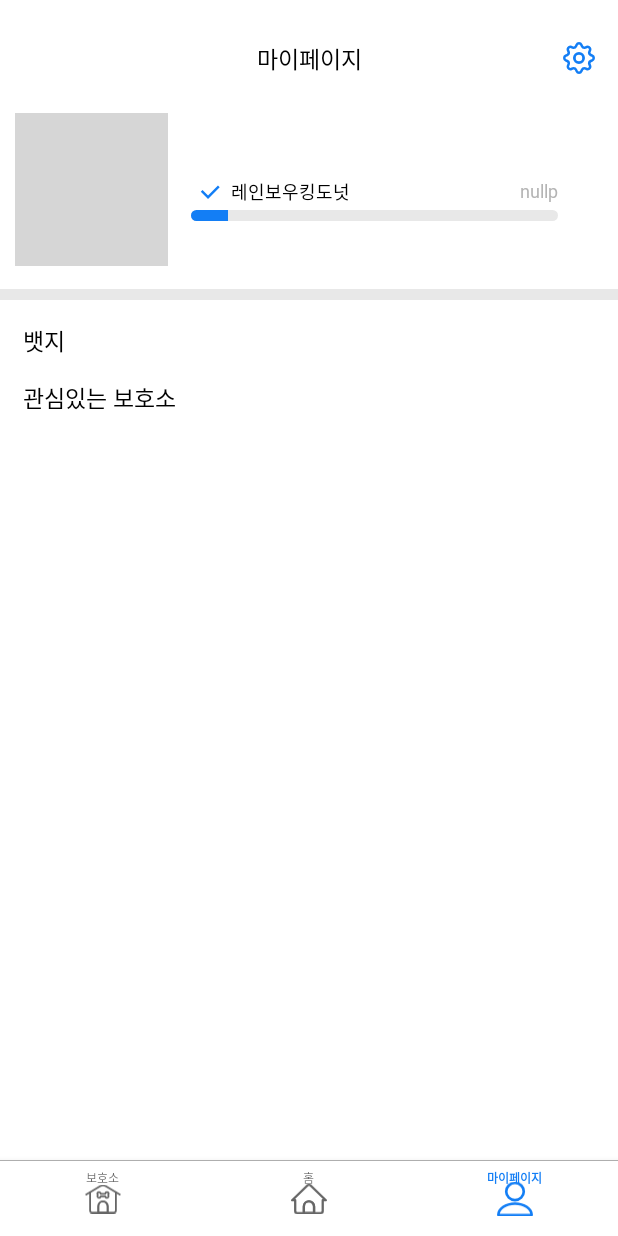
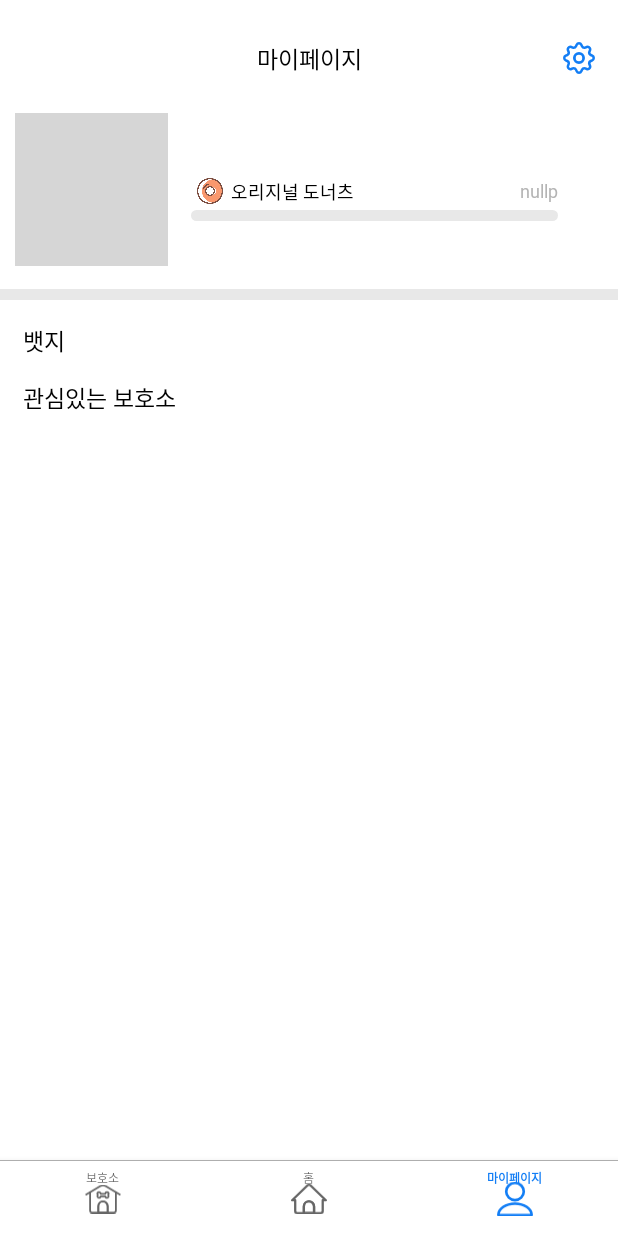
Before and after one commit to Sookhee/DonorPets2.0, an Android app: the screen it shows after launch (MainActivity), item 3 of the bottom bar chosen, on a phone screen of 412 x 824 dp. Run offline under Robolectric (Android 15) with nearby library versions, the phone set to English and light mode, and no system bars; our stand-ins replace CircleImageView, Firebase (no records; nobody signed in at launch, a user with empty details on screens opened directly), Picasso; libraries missing offline, so code that uses them is left out: com.loopeer.shadow; plain views replace ShadowView; Roboto replaces fonts that are not available here; 2 statements that could not run were skipped; grey boxes are pictures that could not be loaded.

Commit message:
FragmentMypage 기부 포인트에 따른 레벨 표시 및 progressBar 설정

```diff
--- a/app/src/main/java/kr/hs/emirim/sookhee/redonorpets/FragmentMypage.java
+++ b/app/src/main/java/kr/hs/emirim/sookhee/redonorpets/FragmentMypage.java
@@ -1,12 +1,15 @@
 package kr.hs.emirim.sookhee.redonorpets;
 
 import android.content.Intent;
+import android.media.Image;
 import android.os.Bundle;
 import android.view.LayoutInflater;
 import android.view.View;
 import android.view.ViewGroup;
 import android.widget.AdapterView;
 import android.widget.Button;
+import android.widget.ImageView;
+import android.widget.ProgressBar;
 import android.widget.TextView;
 
 import androidx.annotation.NonNull;
@@ -39,6 +42,12 @@ public class FragmentMypage extends Fragment {
     TextView tvName;
     TextView tvPoint;
     Button btnSetting;
+    ProgressBar pbProgressLevel;
+    TextView tvProgressLevelName;
+    ImageView ivProgressIcon;
+
+
+    private int userLevel;
 
     FirebaseDatabase database = FirebaseDatabase.getInstance();
     DatabaseReference userDatabaseReference = database.getReference().child("user").child("0");
@@ -52,6 +61,10 @@ public class FragmentMypage extends Fragment {
         super.onViewCreated(view, savedInstanceState);
         this.mypageView = view;
 
+        pbProgressLevel = (ProgressBar)mypageView.findViewById(R.id.userPointProgressBar);
+        tvProgressLevelName = (TextView) mypageView.findViewById(R.id.userLevelTextView);
+        ivProgressIcon = (ImageView)mypageView.findViewById(R.id.userLevelImageView);
+
         userDatabaseReference.addValueEventListener(new ValueEventListener() {
             @Override
             public void onDataChange(@NonNull DataSnapshot dataSnapshot) {
@@ -62,6 +75,8 @@ public class FragmentMypage extends Fragment {
                 tvName.setText(dataSnapshot.child("id").getValue(String.class));
                 tvPoint = mypageView.findViewById(R.id.userPointTextView);
                 tvPoint.setText(dataSnapshot.child("point").getValue(int.class) + "p");
+                userLevel = dataSnapshot.child("point").getValue(int.class);
+                setUserLevelProgress();
             }
 
             @Override
@@ -125,4 +140,32 @@ public class FragmentMypage extends Fragment {
         recyclerView.setLayoutManager(mLayoutManager);
         recyclerView.setAdapter(adapter);
     }
+
+    private void setUserLevelProgress(){
+        if(userLevel >= 0 && userLevel < 100){
+            pbProgressLevel.setProgress(userLevel);
+            ivProgressIcon.setImageResource(R.drawable.donor_level_01);
+            tvProgressLevelName.setText("오리지널 도너츠");
+        }
+        else if(userLevel >= 100 && userLevel < 200){
+            pbProgressLevel.setProgress(userLevel-100);
+            ivProgressIcon.setImageResource(R.drawable.donor_level_02);
+            tvProgressLevelName.setText("딸기시럽 도너츠");
+        }
+        else if(userLevel >= 200 && userLevel < 300){
+            pbProgressLevel.setProgress(userLevel-200);
+            ivProgressIcon.setImageResource(R.drawable.donor_level_03);
+            tvProgressLevelName.setText("레인보우 도너츠");
+        }
+        else if(userLevel >= 300 && userLevel < 400){
+            pbProgressLevel.setProgress(userLevel-300);
+            ivProgressIcon.setImageResource(R.drawable.donor_level_04);
+            tvProgressLevelName.setText("킹 도너츠");
+        }
+        else{
+            pbProgressLevel.setProgress(userLevel-400);
+            ivProgressIcon.setImageResource(R.drawable.donor_level_05);
+            tvProgressLevelName.setText("레인보우 킹 도너츠");
+        }
+    }
 }
--- a/app/src/main/res/layout/fragment_mypage.xml
+++ b/app/src/main/res/layout/fragment_mypage.xml
@@ -59,8 +59,7 @@
                     android:layout_width="25dp"
                     android:layout_height="25dp"
                     app:layout_constraintBottom_toTopOf="@+id/userPointProgressBar"
-                    app:layout_constraintStart_toStartOf="@+id/userPointProgressBar"
-                    app:srcCompat="@drawable/icon_check_true" />
+                    app:layout_constraintStart_toStartOf="@+id/userPointProgressBar" />
 
                 <ProgressBar
                     android:id="@+id/userPointProgressBar"
@@ -70,7 +69,6 @@
                     android:layout_marginStart="15dp"
                     android:layout_marginEnd="40dp"
                     android:layout_marginBottom="30dp"
-                    android:progress="10"
                     android:progressDrawable="@drawable/custom_progress"
                     app:layout_constraintBottom_toBottomOf="@+id/shadow_view"
                     app:layout_constraintEnd_toEndOf="parent"
@@ -83,7 +81,6 @@
                     android:layout_marginStart="1dp"
                     android:fontFamily="@font/notosanscjkkr_medium"
                     android:includeFontPadding="false"
-                    android:text="레인보우킹도넛"
                     android:textColor="@color/black"
                     android:textSize="12sp"
                     app:layout_constraintBottom_toBottomOf="@+id/userLevelImageView"
```
Also changed, not shown: app/src/main/res/drawable/donor_level_01.png (added), app/src/main/res/drawable/donor_level_02.png (added), app/src/main/res/drawable/donor_level_03.png (added), app/src/main/res/drawable/donor_level_04.png (added), app/src/main/res/drawable/donor_level_05.png (added).
